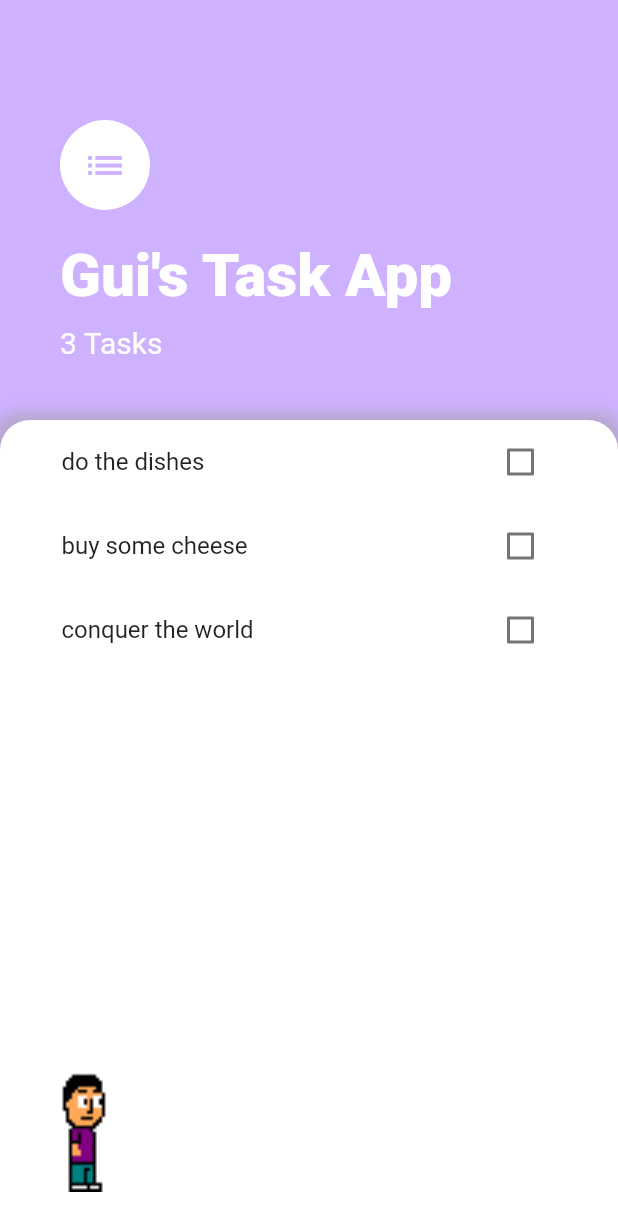
After one commit to Guilherme-Calland/a5_todoey, a Flutter app: the screen it shows after launch, on a phone screen of 412 x 824 dp. The commit adds this screen. Shown: the top 1231 px of the screen. Run offline on Flutter 3.47's test engine with Material 2 defaults, Android fonts, the phone set to English and light mode, and no system bars.

Commit message:
tasks screen

```diff
--- a/lib/screens/tasks.screen.dart
+++ b/lib/screens/tasks.screen.dart
@@ -1,14 +1,9 @@
 import 'package:a5_todoey/resources/resources.dart';
-import 'package:a5_todoey/widgets/todoey.list.dart';
+import 'package:a5_todoey/widgets/guilherme.dart';
+import 'package:a5_todoey/widgets/todoey.listview.dart';
 import 'package:flutter/material.dart';
 
 class TasksScreen extends StatelessWidget {
-
-  List < String > tasks = [
-    'do the dishes',
-    'buy some cheese',
-    'conquer the world'
-  ];
 
   @override
   Widget build(BuildContext context) {
@@ -20,21 +15,21 @@
             borderRadius: BorderRadius.only(
               topLeft: Radius.circular(20),
               topRight: Radius.circular(20)
-          )
             ),
-        child: ListView.builder(
-          itemCount: tasks.length,
-          itemBuilder: (context, index){
-            return ListTile(
-              trailing: Checkbox(
-                activeColor: todoeyTheme,
-                value: false,
-                onChanged: (bool newValue){},
+            boxShadow: [
+              BoxShadow(
+                color: Colors.grey.withOpacity(0.5),
+                spreadRadius: 5,
+                blurRadius: 7,
               ),
-              title: Text(tasks[index])
-            );
-          }
-        )
+            ],
+          ),
+        child: Column(
+          children: <Widget>[
+            TodoeyListView(),
+            Guilherme()
+          ],
+        ),
       )
     );
   }
--- /dev/null
+++ b/lib/widgets/guilherme.dart
@@ -0,0 +1,20 @@
+import 'package:flutter/material.dart';
+
+class Guilherme extends StatelessWidget {
+  const Guilherme({
+    Key key,
+  }) : super(key: key);
+
+  @override
+  Widget build(BuildContext context) {
+    return Transform.translate(
+      offset: Offset(-150,-50),
+      child: Transform.scale(
+        scale: 2,
+        child: Image.asset(
+          'images/gui.right.png',
+        ),
+      ),
+    );
+  }
+}
--- /dev/null
+++ b/lib/widgets/todoey.listview.dart
@@ -0,0 +1,30 @@
+import 'package:a5_todoey/resources/resources.dart';
+import 'package:flutter/material.dart';
+
+class TodoeyListView extends StatelessWidget {
+
+  List < String > tasks = [
+    'do the dishes',
+    'buy some cheese',
+    'conquer the world'
+  ];
+
+  @override
+  Widget build(BuildContext context) {
+    return Expanded(
+      child: ListView.builder(
+        itemCount: tasks.length,
+        itemBuilder: (context, index){
+          return ListTile(
+            trailing: Checkbox(
+              activeColor: todoeyTheme,
+              value: false,
+              onChanged: (bool newValue){},
+            ),
+            title: Text(tasks[index])
+          );
+        }
+      ),
+    );
+  }
+}
```
Also changed, not shown: lib/screens/home.screen.dart (+0 -20 lines), lib/widgets/todoey.list.dart (deleted, +0 -28 lines). Lines whose indentation alone changed are shown as unchanged.
